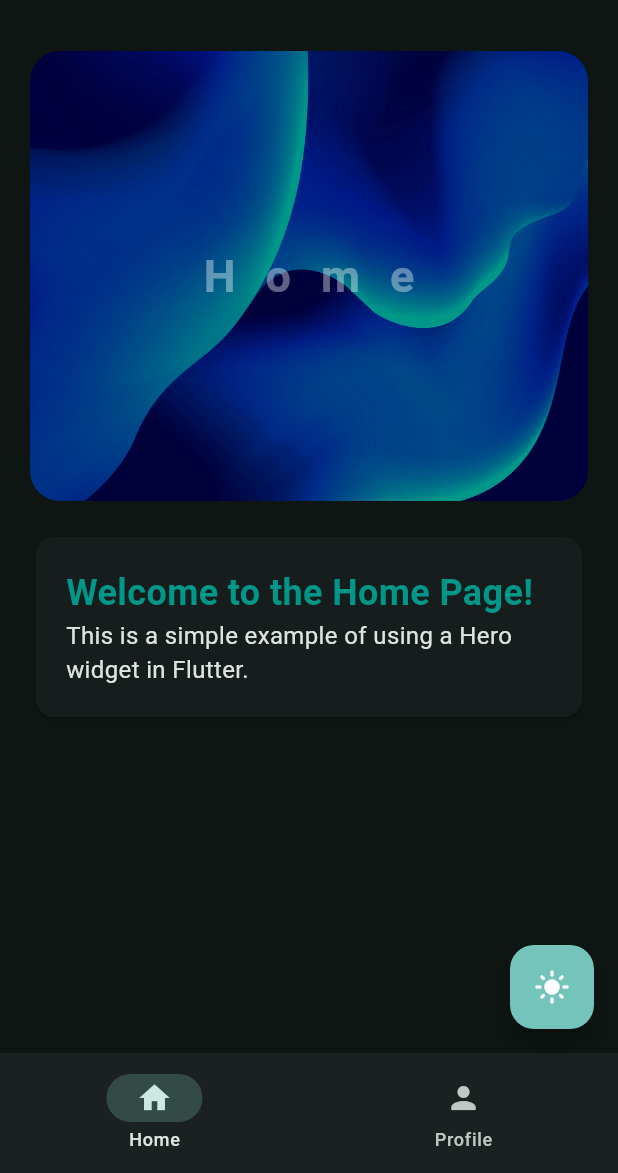
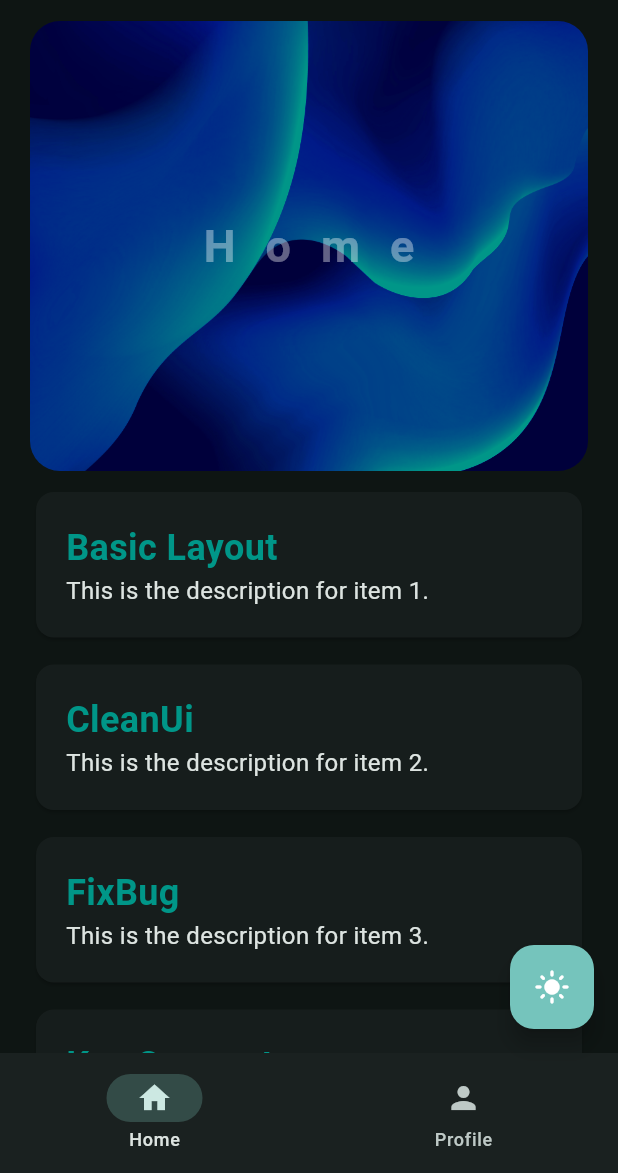
Before and after one commit to NataliaKals003/flutterApp, a Flutter app: the WidgetTree screen opened directly, on a phone screen of 412 x 824 dp, the part 63-1236 px from its top. Run offline on Flutter 3.47's test engine with Material 3 defaults, Android fonts, the light colour scheme and no system bars; our stand-ins replace lottie, shared_preferences; accounts and stored records are empty.

Commit message:
creating a list of value for home page

```diff
--- a/lib/data/constants.dart
+++ b/lib/data/constants.dart
@@ -13,3 +13,10 @@ class KTextStyles {
 
   static const TextStyle descriptionText = TextStyle(fontSize: 16);
 }
+
+class KValue {
+  static const String basicLayout = 'Basic Layout';
+  static const String cleanUi = 'CleanUi';
+  static const String fixBug = 'FixBug';
+  static const String keyConcepts = 'Key Concepts';
+}
--- a/lib/views/pages/home_page.dart
+++ b/lib/views/pages/home_page.dart
@@ -1,37 +1,32 @@
 import 'package:flutter/material.dart';
 import 'package:hello_flutter/data/constants.dart';
+import 'package:hello_flutter/widgets/container_widget.dart';
 import 'package:hello_flutter/widgets/hero_widget.dart';
 
 class HomePage extends StatelessWidget {
-  const HomePage({Key? key}) : super(key: key);
+  const HomePage({super.key});
 
   @override
   Widget build(BuildContext context) {
+    List<String> list = [
+      KValue.basicLayout,
+      KValue.cleanUi,
+      KValue.fixBug,
+      KValue.keyConcepts,
+    ];
+
     return Padding(
-      padding: EdgeInsets.all(20.0),
+      padding: EdgeInsets.symmetric(horizontal: 20.0),
       child: SingleChildScrollView(
         child: Column(
           children: [
             HeroWidget(title: 'Home'),
-            Padding(
-              padding: EdgeInsets.symmetric(vertical: 20.0),
-              child: Card(
-                child: Container(
-                  width: double.infinity,
-                  padding: EdgeInsets.all(20),
-                  child: Column(
-                    crossAxisAlignment: CrossAxisAlignment.start,
-                    children: [
-                      Text(
-                        'Welcome to the Home Page!',
-                        style: KTextStyles.titleTealText,
-                      ),
-                      Text(
-                        'This is a simple example of using a Hero widget in Flutter.',
-                        style: KTextStyles.descriptionText,
-                      ),
-                    ],
-                  ),
+            Column(
+              children: List.generate(
+                list.length,
+                (index) => ContainerWidget(
+                  title: list.elementAt(index),
+                  description: 'This is the description for item ${index + 1}.',
                 ),
               ),
             ),
--- /dev/null
+++ b/lib/widgets/container_widget.dart
@@ -0,0 +1,33 @@
+import 'package:flutter/material.dart';
+import 'package:hello_flutter/data/constants.dart';
+
+class ContainerWidget extends StatelessWidget {
+  const ContainerWidget({
+    super.key,
+    required this.title,
+    required this.description,
+  });
+
+  final String title;
+  final String description;
+
+  @override
+  Widget build(BuildContext context) {
+    return Container(
+      width: double.infinity,
+      padding: EdgeInsets.only(top: 10),
+      child: Card(
+        child: Padding(
+          padding: EdgeInsets.all(20.0),
+          child: Column(
+            crossAxisAlignment: CrossAxisAlignment.start,
+            children: [
+              Text(title, style: KTextStyles.titleTealText),
+              Text(description, style: KTextStyles.descriptionText),
+            ],
+          ),
+        ),
+      ),
+    );
+  }
+}
--- a/lib/widgets/navbar_widget.dart
+++ b/lib/widgets/navbar_widget.dart
@@ -2,7 +2,7 @@ import 'package:flutter/material.dart';
 import 'package:hello_flutter/data/notifiers.dart';
 
 class NavbarWidget extends StatelessWidget {
-  const NavbarWidget({Key? key}) : super(key: key);
+  const NavbarWidget({super.key});
 
   @override
   Widget build(BuildContext context) {
```
